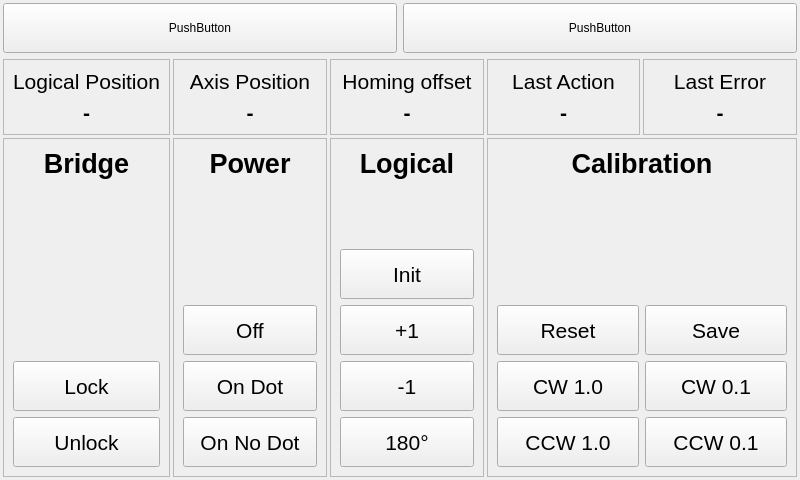
The window that src/mainwindow.ui (cilo72/raspi_turntable) describes before a commit, drawn with Qt 5.
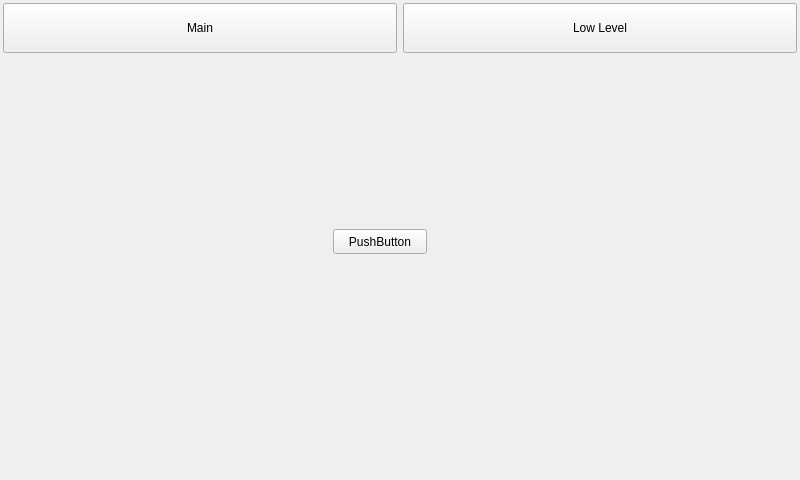
The same window after the commit.

```diff
--- a/src/mainwindow.ui
+++ b/src/mainwindow.ui
@@ -56,7 +56,7 @@
          </size>
         </property>
         <property name="text">
-         <string>PushButton</string>
+         <string>Main</string>
         </property>
        </widget>
       </item>
@@ -69,7 +69,7 @@
          </size>
         </property>
         <property name="text">
-         <string>PushButton</string>
+         <string>Low Level</string>
         </property>
        </widget>
       </item>
@@ -78,9 +78,23 @@
     <item>
      <widget class="QStackedWidget" name="stackedWidget">
       <property name="currentIndex">
-       <number>1</number>
+       <number>0</number>
       </property>
-      <widget class="QWidget" name="page"/>
+      <widget class="QWidget" name="pageMain">
+       <widget class="QPushButton" name="pushButton">
+        <property name="geometry">
+         <rect>
+          <x>330</x>
+          <y>170</y>
+          <width>94</width>
+          <height>25</height>
+         </rect>
+        </property>
+        <property name="text">
+         <string>PushButton</string>
+        </property>
+       </widget>
+      </widget>
       <widget class="QWidget" name="pageLowLevel">
        <property name="sizePolicy">
         <sizepolicy hsizetype="Preferred" vsizetype="Preferred">
```
Left out of the diff: 4 changed lines with no effect on the pictures.
